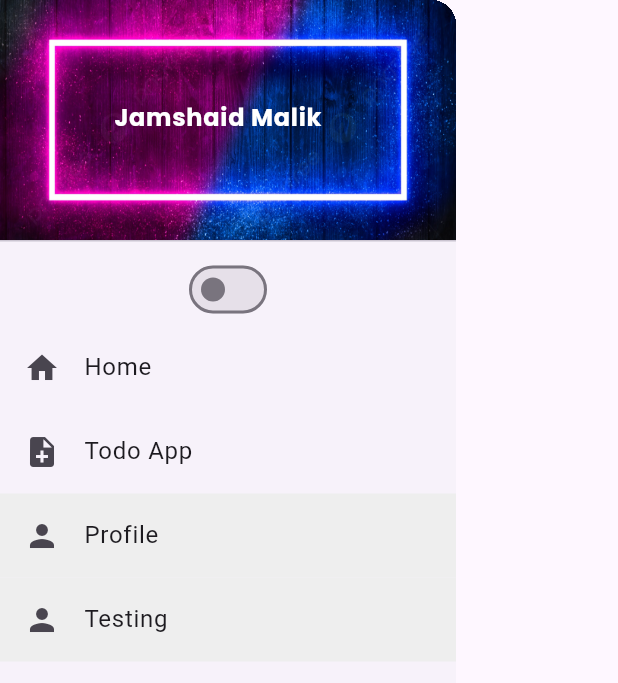
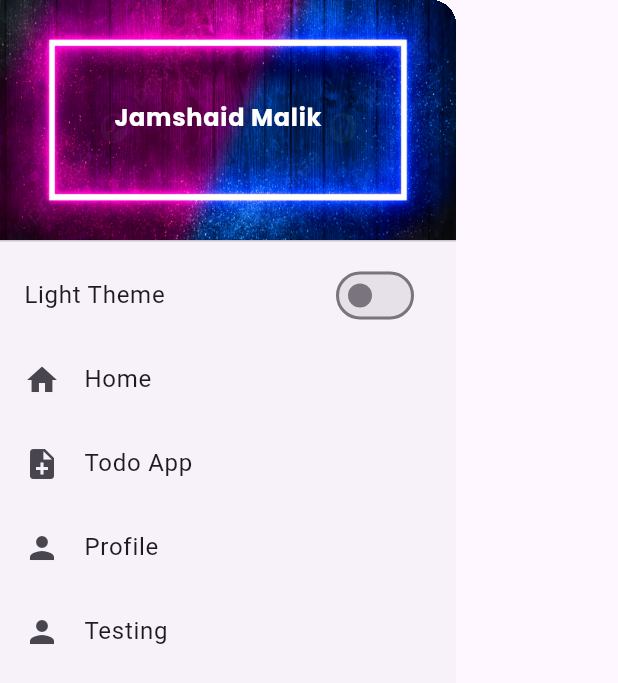
Before and after one commit to JamshaidMallik/post_project, a Flutter app: the MyDrawer widget shown alone on an empty page, opened directly, on a phone screen of 412 x 824 dp. Shown: the top 683 px of the screen. Run offline on Flutter 3.47's test engine with Material 2 defaults, Android fonts, the phone set to English and light mode, and no system bars; our stand-ins replace awesome_dialog, get, get_storage, google_fonts; accounts and stored records are empty; network calls fail.

Commit message:
theme name add

```diff
--- a/lib/screens/my_drawer.dart
+++ b/lib/screens/my_drawer.dart
@@ -33,7 +33,9 @@ class MyDrawer extends StatelessWidget {
                 ),
               ),
             ),
-            Obx(() => Switch(
+            Obx(() => SwitchListTile(
+                  title: Text(
+                      '${themeController.isDark ? 'Dark Theme' : 'Light Theme'} '),
                   value: themeController.isDark,
                   onChanged: (value) => themeController.toggleTheme(),
                 )),
@@ -53,7 +55,6 @@ class MyDrawer extends StatelessWidget {
               },
             ),
             ListTile(
-              tileColor: Colors.grey[200],
               leading: const Icon(Icons.person),
               title: const Text('Profile'),
               onTap: () {
@@ -62,7 +63,6 @@ class MyDrawer extends StatelessWidget {
               },
             ),
             ListTile(
-              tileColor: Colors.grey[200],
               leading: const Icon(Icons.person),
               title: const Text('Testing'),
               onTap: () {
```
